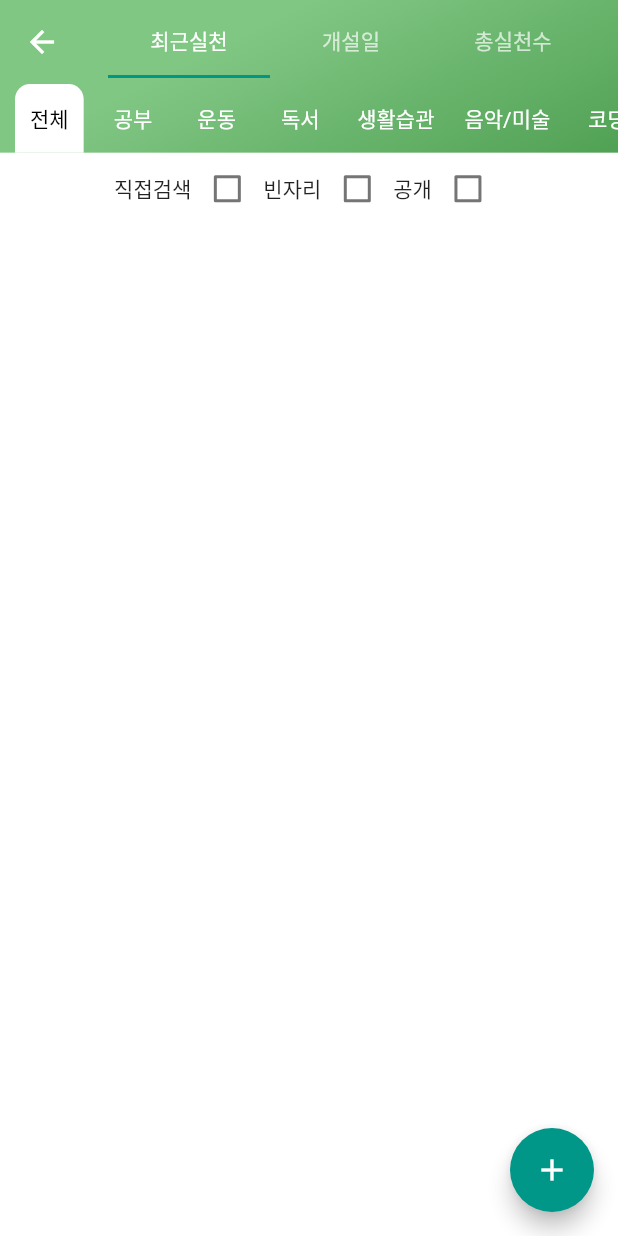
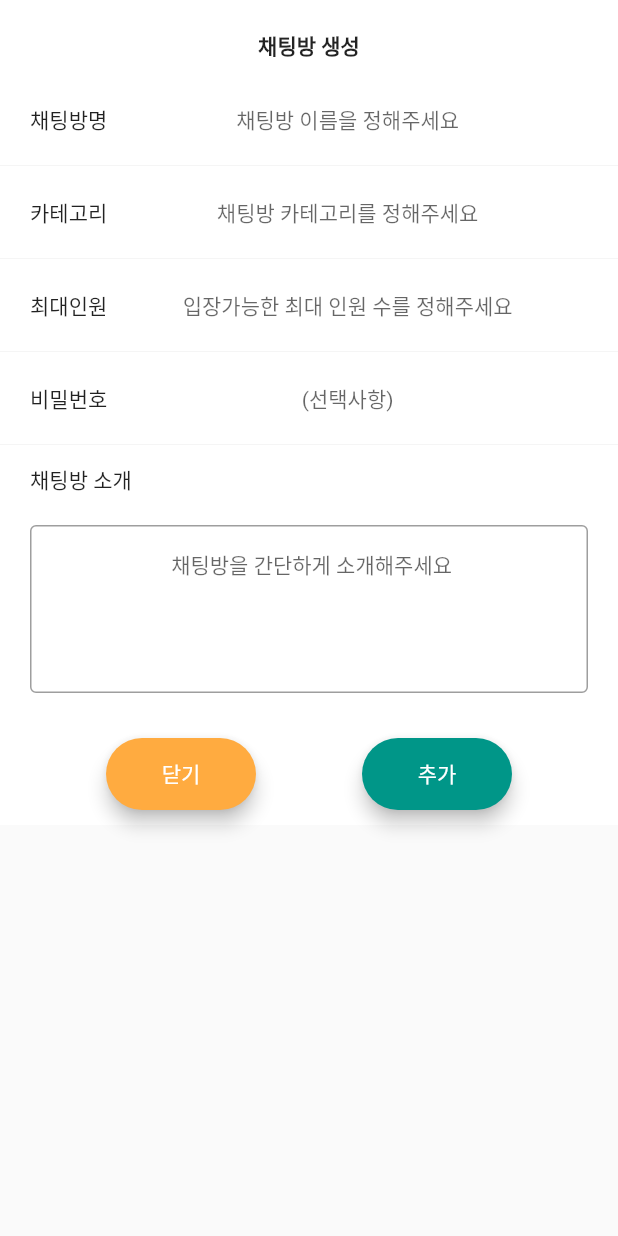
Before and after one commit to jikerbug/chat_planner_app, a Flutter app: the ChatSearchScreen screen opened directly, after a tap on the "add" icon, on a phone screen of 412 x 824 dp. Run offline on Flutter 3.47's test engine with Material 2 defaults, Android fonts, the phone set to English and light mode, and no system bars; our stand-ins replace cloud_firestore, dropdown_search, firebase_core, firebase_database, flutter_svg, hive and 3 more; missing offline and left inert: paginate_firestore; accounts and stored records are empty.

Commit message:
chatAddScreenUI

```diff
--- /dev/null
+++ b/lib/screens/chat/chat_add_screen.dart
@@ -0,0 +1,166 @@
+//habit의 종류
+//1. 일반
+//2. 기상 - not mvp
+//3. 일회성 - not mvp
+//4. 서브습관 - not mvp
+// 학생들 대상이라면,,,, 동조효과가 좀더 가미되어야 하지 않을까?
+// 즉, 습관을 큐레이션 할 수 있는것?....
+// 즉, 자신의 습관을 공유하고, 이 게시습관을 통해 하트를 받을 수 있게?
+// 그것 이외에도 7시기상, 6시기상 같은 것들에 대해 전체 사용자가 얼마나 해당 습관을
+// 채택하고 있는지 보는 것도 좋을 것 같다.
+
+import 'package:chat_planner_app/api_in_local/hive_plan_api.dart';
+import 'package:chat_planner_app/functions/custom_dialog_function.dart';
+import 'package:chat_planner_app/functions/date_time_function.dart';
+import 'package:chat_planner_app/screens/plan/plan_category_select.dart';
+import 'package:chat_planner_app/widgets/circle_border_box.dart';
+import 'package:chat_planner_app/widgets/rounded_button.dart';
+import 'package:chat_planner_app/widgets/thin_button.dart';
+import 'package:dropdown_search/dropdown_search.dart';
+import 'package:flutter/cupertino.dart';
+import 'package:flutter/material.dart';
+
+class ChatAddScreen extends StatefulWidget {
+  static String id = 'ChatAddScreen';
+  @override
+  _ChatAddScreenState createState() => _ChatAddScreenState();
+}
+
+class _ChatAddScreenState extends State<ChatAddScreen> {
+  String title = '';
+  var textEditingController = TextEditingController();
+
+  Widget sameGroupGapBox() => Divider(
+        height: 25.0,
+        color: Colors.grey[400],
+        thickness: 0.1,
+      );
+  Widget otherGroupGapBox() => SizedBox(
+        height: 20.0,
+      );
+
+  String category = '선택안함';
+  String memberNum = '선택안함';
+
+  Widget inputLineCard(title, hint) => Container(
+        padding: EdgeInsets.symmetric(horizontal: 20.0),
+        child: Row(
+          children: [
+            Text(title),
+            Expanded(
+              child: TextFormField(
+                style: TextStyle(
+                  fontSize: 14.0,
+                ),
+                textAlign: TextAlign.center,
+                controller: textEditingController,
+                onChanged: (value) {
+                  title = value;
+                },
+                decoration: InputDecoration(
+                    border: InputBorder.none, hintText: hint, isDense: true),
+              ),
+            ),
+          ],
+        ),
+      );
+
+  @override
+  Widget build(BuildContext context) {
+    return Container(
+      decoration: BoxDecoration(
+        gradient: LinearGradient(
+          begin: Alignment.topLeft,
+          end: Alignment.bottomRight,
+          stops: [0.1, 0.4, 0.5],
+          colors: [
+            Colors.green[300]!,
+            Colors.green[700]!,
+            Colors.green[800]!,
+          ],
+        ),
+      ),
+      child: Scaffold(
+        body: Container(
+          color: Colors.white,
+          child: SingleChildScrollView(
+            child: Column(
+              crossAxisAlignment: CrossAxisAlignment.start,
+              children: [
+                Center(
+                  child: Padding(
+                    padding: EdgeInsets.all(20.0),
+                    child: Text(
+                      '채팅방 생성',
+                      style: TextStyle(fontWeight: FontWeight.bold),
+                    ),
+                  ),
+                ),
+
+                inputLineCard('채팅방명', '채팅방 이름을 정해주세요'),
+                sameGroupGapBox(),
+                inputLineCard('카테고리', '채팅방 카테고리를 정해주세요'),
+                sameGroupGapBox(),
+                inputLineCard('최대인원', '입장가능한 최대 인원 수를 정해주세요'),
+                sameGroupGapBox(),
+                inputLineCard('비밀번호', '(선택사항)'),
+                sameGroupGapBox(),
+                //     items: ['선택안함', '공부', '운동', '독서', '생활습관', '음악/미술', '코딩'],
+                //     items: ['선택안함', '5명', '10명', '15명', '20명', '25명', '30명'],
+                Row(
+                  children: [
+                    SizedBox(
+                      width: 20.0,
+                    ),
+                    Text('채팅방 소개'),
+                  ],
+                ),
+                otherGroupGapBox(),
+                Container(
+                  padding: EdgeInsets.symmetric(horizontal: 20.0),
+                  child: TextFormField(
+                    textAlign: TextAlign.center,
+                    style: TextStyle(
+                      fontSize: 14.0,
+                    ),
+                    controller: textEditingController,
+                    onChanged: (value) {
+                      title = value;
+                    },
+                    maxLines: 5,
+                    decoration: InputDecoration(
+                        border: OutlineInputBorder(),
+                        hintText: ' 채팅방을 간단하게 소개해주세요',
+                        isDense: true),
+                  ),
+                ),
+                otherGroupGapBox(),
+                Row(
+                  mainAxisAlignment: MainAxisAlignment.spaceEvenly,
+                  children: [
+                    RoundedButton(
+                        minWidth: 100.0,
+                        color: Colors.orangeAccent,
+                        onPressed: () {
+                          Navigator.pop(context);
+                        },
+                        title: '닫기'),
+                    RoundedButton(
+                        minWidth: 100.0,
+                        color: Colors.teal,
+                        onPressed: () {
+                          if (title != '') {
+                            Navigator.pop(context);
+                          }
+                        },
+                        title: '추가'),
+                  ],
+                ),
+              ],
+            ),
+          ),
+        ),
+      ),
+    );
+  }
+}
--- a/lib/screens/chat/chat_search_screen.dart
+++ b/lib/screens/chat/chat_search_screen.dart
@@ -7,6 +7,8 @@ import 'package:chat_planner_app/widgets/chat/chat_search_body.dart';
 import 'package:chat_planner_app/widgets/chat/search_panel.dart';
 import 'package:chat_planner_app/constants.dart';
 import 'package:flutter/material.dart';
+
+import 'chat_add_screen.dart';
 
 class ChatSearchScreen extends StatefulWidget {
   static const String id = 'chat_search_screen';
@@ -54,21 +56,24 @@ class _ChatSearchScreenState extends State<ChatSearchScreen> {
           backgroundColor: Colors.transparent,
           appBar: AppBar(
             title: TabBar(
-              indicatorColor: Colors.teal,
               tabs: [
                 Tab(
+                    icon: Text(
+                  '최근실천',
+                  style: TextStyle(fontSize: 12.0),
+                )),
+                Tab(
+                  iconMargin: EdgeInsets.all(0.0),
                   icon: Text(
-                    '최근실천',
+                    '개설일',
+                    style: TextStyle(fontSize: 12.0),
                   ),
                 ),
                 Tab(
-                  icon: Text(
-                    '개설일',
-                  ),
-                ),
-                Tab(
+                  iconMargin: EdgeInsets.all(0.0),
                   icon: Text(
                     '총실천수',
+                    style: TextStyle(fontSize: 12.0),
                   ),
                 ),
               ],
@@ -78,7 +83,13 @@ class _ChatSearchScreenState extends State<ChatSearchScreen> {
             backgroundColor: Colors.transparent,
           ),
           floatingActionButton: FloatingActionButton(
-            onPressed: () {},
+            onPressed: () {
+              showModalBottomSheet(
+                isScrollControlled: true, //full screen으로 modal 쓸 수 있게 해준다.
+                context: context,
+                builder: (context) => ChatAddScreen(),
+              );
+            },
             backgroundColor: Colors.teal,
             child: Icon(
               Icons.add,
```
Also changed, not shown: lib/screens/bottom_nav_route/main_route_screen.dart (+12 -5 lines), lib/screens/plan/plan_add_screen.dart (+28 -9 lines), 2 other files.
